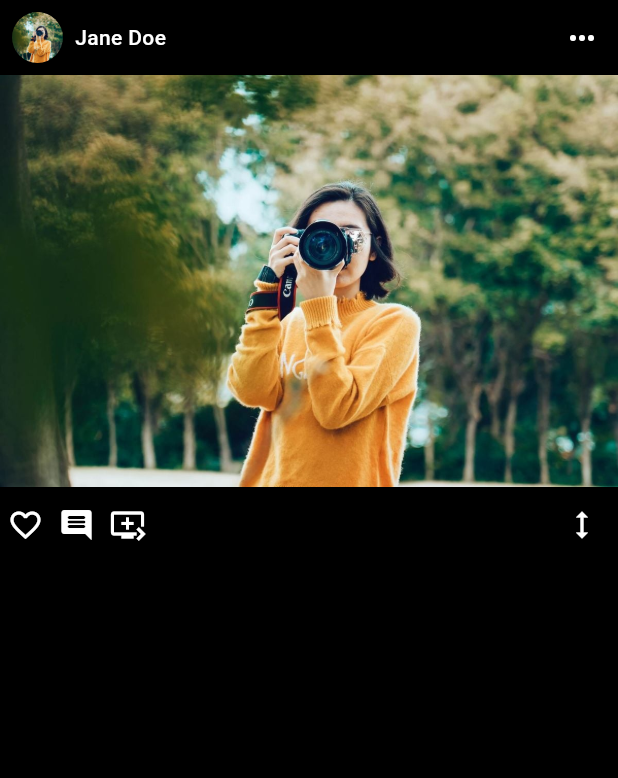
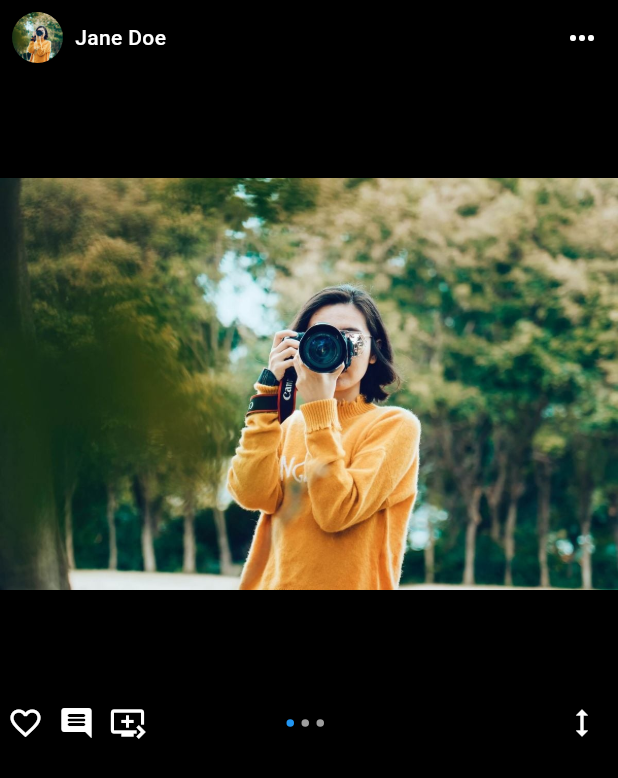
Before and after one commit to labib-islam/Instagram-Clone-Flutter, a Flutter app: the LPostCard widget shown alone on an empty page, opened directly, on a phone screen of 412 x 824 dp. Shown: the top 778 px of the screen. Run offline on Flutter 3.47's test engine with Material 3 defaults, Android fonts, the phone set to English and light mode, and no system bars; drawn by our look-alikes of carousel_slider; our stand-ins replace cached_network_image, get, iconsax; Roboto replaces fonts that are missing (sans).

Commit message:
image-slider_frontend

```diff
--- /dev/null
+++ b/lib/common/widgets/custom_shapes/circular_container.dart
@@ -0,0 +1,39 @@
+import 'package:flutter/material.dart';
+
+
+
+class LCircularContainer extends StatelessWidget {
+  const LCircularContainer({
+    super.key,
+    this.child,
+    this.width = 400,
+    this.height = 400,
+    this.radius = 400,
+    this.margin,
+    this.padding = 0,
+    this.backgroundColor = Colors.white,
+  });
+
+  final double? width;
+  final double? height;
+  final double radius;
+  final EdgeInsets? margin;
+  final double padding;
+  final Widget? child;
+  final Color backgroundColor;
+
+  @override
+  Widget build(BuildContext context) {
+    return Container(
+      width: width,
+      height: height,
+      margin: margin,
+      padding: EdgeInsets.all(padding),
+      decoration: BoxDecoration(
+        borderRadius: BorderRadius.circular(radius),
+        color: backgroundColor,
+      ),
+      child: child,
+    );
+  }
+}
--- a/lib/common/widgets/posts/post_card.dart
+++ b/lib/common/widgets/posts/post_card.dart
@@ -1,5 +1,8 @@
+import 'package:carousel_slider/carousel_slider.dart';
 import 'package:flutter/material.dart';
-
+import 'package:instagram_clone/common/widgets/custom_shapes/circular_container.dart';
+import 'package:instagram_clone/features/media/controllers/image_controller.dart';
+import 'package:get/get.dart';
 import '../../../utils/constants/image_strings.dart';
 import '../images/circular_image.dart';
 
@@ -10,6 +13,7 @@ class LPostCard extends StatelessWidget {
 
   @override
   Widget build(BuildContext context) {
+    final controller = ImageController();
     return Column(
       children: [
         /// -- Header
@@ -24,8 +28,7 @@ class LPostCard extends StatelessWidget {
               /// -- Name
               const Text('Jane Doe',
                   style: TextStyle(
-                      color: Colors.white,
-                      fontWeight: FontWeight.w500)),
+                      color: Colors.white, fontWeight: FontWeight.w500)),
               const Spacer(),
 
               /// -- Action Button
@@ -39,21 +42,41 @@ class LPostCard extends StatelessWidget {
         ),
 
         /// -- Image
-        const Image(
-          image: AssetImage(LImages.postImage1),
+        SizedBox(
+          child: CarouselSlider(
+            options: CarouselOptions(
+              aspectRatio: 1.0,
+              enlargeCenterPage: true,
+              initialPage: 0,
+              autoPlay: false,
+              viewportFraction: 1,
+              onPageChanged: (index, _) => controller.updateImageIndicator(index),
+            ),
+            items: const [
+              Image(image: AssetImage(LImages.postImage1)),
+              Image(image: AssetImage(LImages.postImage2)),
+              Image(image: AssetImage(LImages.postImage3)),
+            ],
+          ),
         ),
 
         /// -- Actions
-        Container(
-          color: Colors.black,
-          height: 50,
+        SizedBox(
+          height: 40,
+          child: Stack(
+            alignment: Alignment.center,
+            children: [
+              Positioned(
+                left: 0,
                 child: Row(
+                  mainAxisSize: MainAxisSize.min,
                   children: [
                     IconButton(
                       onPressed: () {},
                       padding: const EdgeInsets.symmetric(horizontal: 5),
                       constraints: const BoxConstraints(),
-                style: const ButtonStyle(tapTargetSize: MaterialTapTargetSize.shrinkWrap),
+                      style: const ButtonStyle(
+                          tapTargetSize: MaterialTapTargetSize.shrinkWrap),
                       icon: const Icon(
                         Icons.favorite_outline,
                         color: Colors.white,
@@ -63,7 +86,8 @@ class LPostCard extends StatelessWidget {
                       onPressed: () {},
                       padding: const EdgeInsets.symmetric(horizontal: 5),
                       constraints: const BoxConstraints(),
-                style: const ButtonStyle(tapTargetSize: MaterialTapTargetSize.shrinkWrap),
+                      style: const ButtonStyle(
+                          tapTargetSize: MaterialTapTargetSize.shrinkWrap),
                       icon: const Icon(
                         Icons.comment_rounded,
                         color: Colors.white,
@@ -73,19 +97,47 @@ class LPostCard extends StatelessWidget {
                       onPressed: () {},
                       padding: const EdgeInsets.symmetric(horizontal: 5),
                       constraints: const BoxConstraints(),
-                style: const ButtonStyle(tapTargetSize: MaterialTapTargetSize.shrinkWrap),
+                      style: const ButtonStyle(
+                          tapTargetSize: MaterialTapTargetSize.shrinkWrap),
                       icon: const Icon(
                         Icons.queue_play_next,
                         color: Colors.white,
                       ),
                     ),
-              const Spacer(),
+                  ],
+                ),
+              ),
+
+              Positioned(
+                child: Center(
+                  child: Obx(
+                    () => Row(
+                      mainAxisSize: MainAxisSize.min,
+                      children: [
+                        for (int i = 0; i < 3; i++)
+                          LCircularContainer(
+                            width: 5,
+                            height: 5,
+                            margin: const EdgeInsets.only(right: 5),
+                            backgroundColor:
+                                controller.imageCurrentIndex.value == i
+                                    ? Colors.blue
+                                    : Colors.grey,
+                          )
+                      ],
+                    ),
+                  ),
+                ),
+              ),
 
               /// -- Action Button
-              IconButton(
+              Positioned(
+                right: 0,
+                child: IconButton(
                   onPressed: () {},
                   icon: const Icon(Icons.height),
                   color: Colors.white,
+                ),
               )
             ],
           ),
--- /dev/null
+++ b/lib/features/media/controllers/image_controller.dart
@@ -0,0 +1,9 @@
+import 'package:get/get.dart';
+
+class ImageController extends GetxController {
+  final imageCurrentIndex = 0.obs;
+
+  void updateImageIndicator(index) {
+    imageCurrentIndex.value = index;
+  }
+}
--- a/lib/features/media/screens/post/post.dart
+++ b/lib/features/media/screens/post/post.dart
@@ -1,3 +1,4 @@
+import 'package:carousel_slider/carousel_slider.dart';
 import 'package:flutter/material.dart';
 
 class PostScreen extends StatelessWidget {
--- a/lib/utils/constants/image_strings.dart
+++ b/lib/utils/constants/image_strings.dart
@@ -6,4 +6,6 @@ class LImages {
 
   /// -- Post Images
   static const String postImage1 = "assets/posts/post_image_1.jpg";
+  static const String postImage2 = "assets/posts/post_image_2.jpg";
+  static const String postImage3 = "assets/posts/post_image_3.jpg";
 }
--- a/pubspec.yaml
+++ b/pubspec.yaml
@@ -14,6 +14,7 @@ dependencies:
 
   # Utility Packages
   cached_network_image: ^3.4.1
+  carousel_slider: ^5.0.0
 
   # Icons
   iconsax: ^0.0.8
```
Also changed, not shown: pubspec.lock, 2 other files. Lines whose indentation alone changed are shown as unchanged.
